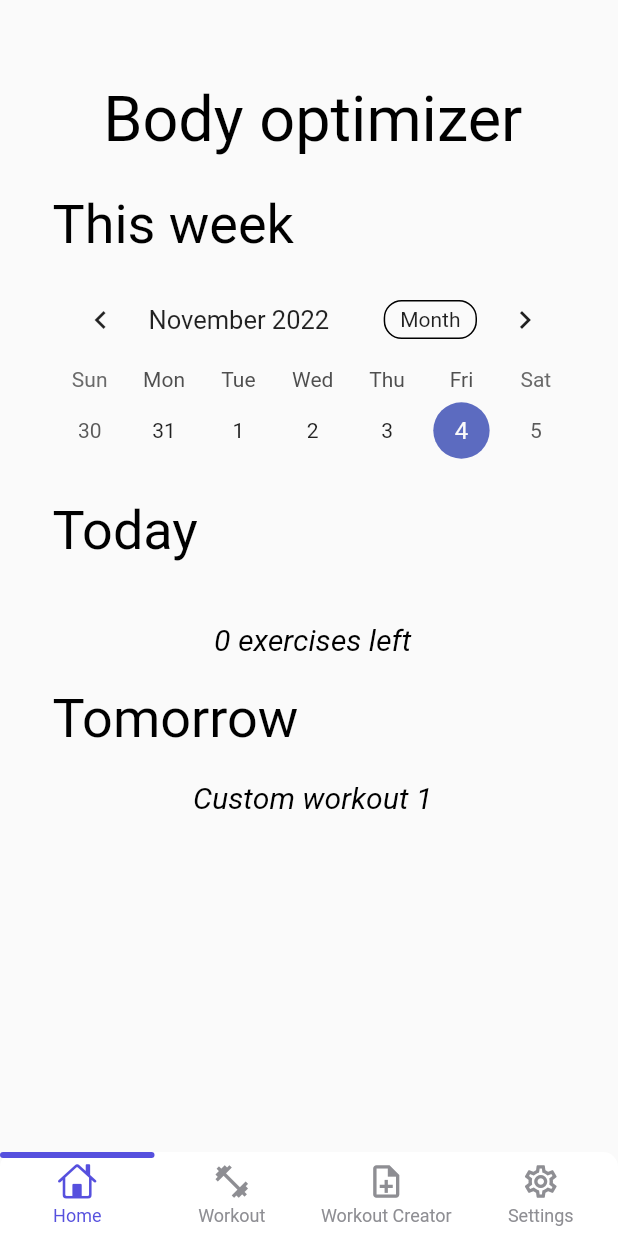
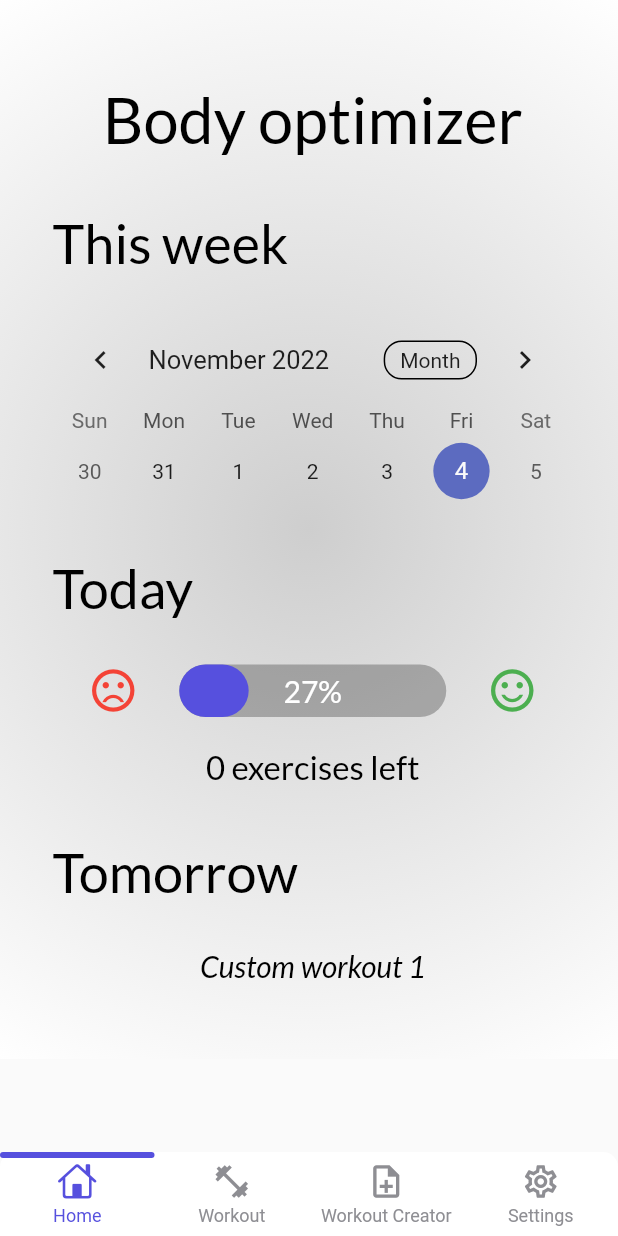
Before and after one commit to dolienn/body_optimizer, a Flutter app: the screen it shows after launch, on a phone screen of 412 x 824 dp. Run offline on Flutter 3.47's test engine with Material 2 defaults, Android fonts, the phone set to English and light mode, and no system bars; drawn by our look-alikes of getwidget, persistent_bottom_nav_bar, table_calendar; our stand-ins replace google_fonts; Roboto replaces fonts that are missing (Montserrat).

Commit message:
Loading bar and minor changes

```diff
--- a/lib/screens/homepage.dart
+++ b/lib/screens/homepage.dart
@@ -1,6 +1,9 @@
+import 'package:body_optimizer/screens/mainpage.dart';
+import 'package:google_fonts/google_fonts.dart';
+import 'package:getwidget/getwidget.dart';
 import 'package:flutter/material.dart';
 import 'package:table_calendar/table_calendar.dart';
-import 'package:flutter_rounded_progress_bar/flutter_rounded_progress_bar.dart';
+import 'dart:async';
 
 class MyHomePage extends StatefulWidget {
   const MyHomePage({Key? key}) : super(key: key);
@@ -10,24 +13,7 @@ class MyHomePage extends StatefulWidget {
 }
 
 class _MyHomePageState extends State<MyHomePage> {
-
   // TEXT STYLE //
-  static const TextStyle titleText = TextStyle(
-    fontFamily: 'Montserrat',
-    color: Colors.black,
-    fontSize: 42,
-  );
-  static const TextStyle headerText = TextStyle(
-    fontFamily: 'Montserrat',
-    color: Colors.black,
-    fontSize: 36,
-  );
-  static const TextStyle normalText = TextStyle(
-    fontFamily: 'Montserrat',
-    color: Colors.black,
-    fontSize: 20,
-    fontStyle: FontStyle.italic,
-  );
 
   // DATE VARIABLES FOR CALENDAR //
   DateTime _selectedDay = DateTime.now();
@@ -37,12 +23,41 @@ class _MyHomePageState extends State<MyHomePage> {
   int numOfExercises = 0;
   String workoutName = "Custom workout 1";
 
+  // PROGRESS BAR //
+  // Variables
+  double progress = 0.0;
+  // Initialization
+  @override
+  void initState() {
+    late Timer timer;
+    timer = Timer.periodic(const Duration(milliseconds: 300), (_) {
+      setState(() {
+        progress += 0.01;
+        if (progress >= 0.99) {
+          timer.cancel();
+          // percent=0;
+        }
+      });
+    });
+    super.initState();
+  }
+
   @override
   Widget build(BuildContext context) {
     return Scaffold(
       body: Container(
+        decoration: const BoxDecoration(
+          gradient: RadialGradient(
+            radius: 1,
+            colors: [
+              Color(0xFFCECECE),
+              Color(0xFFFFFFFF),
+            ],
+          ),
+        ),
+        child: SingleChildScrollView(
+          child: Container(
             width: double.infinity,
-        height: double.infinity,
             margin: const EdgeInsets.all(10.0),
             child: Padding(
               padding: const EdgeInsets.only(top: 40.0, left: 25.0),
@@ -56,19 +71,33 @@ class _MyHomePageState extends State<MyHomePage> {
                           padding: const EdgeInsets.symmetric(vertical: 5.0),
                           child: Row(
                             mainAxisAlignment: MainAxisAlignment.center,
-                        children: const [
-                          Text("Body optimizer", style: titleText)
+                            children: [
+                              Text(
+                                "Body optimizer",
+                                style: GoogleFonts.lato(
+                                  color: Colors.black,
+                                  fontSize: 42,
+                                ),
+                              ),
                             ],
                           ),
                         ),
                         Padding(
-                      padding: const EdgeInsets.only(top: 20),
+                          padding: const EdgeInsets.only(top: 30, bottom: 10),
                           child: Row(
-                        children: const [Text("This week", style: headerText)],
+                            children: [
+                              Text(
+                                "This week",
+                                style: GoogleFonts.lato(
+                                  color: Colors.black,
+                                  fontSize: 36,
+                                ),
+                              ),
+                            ],
                           ),
                         ),
                         Padding(
-                      padding: const EdgeInsets.symmetric(vertical: 10),
+                          padding: const EdgeInsets.symmetric(vertical: 15),
                           child: TableCalendar(
                             firstDay: DateTime.utc(2010, 10, 16),
                             lastDay: DateTime.utc(2030, 3, 14),
@@ -91,38 +120,103 @@ class _MyHomePageState extends State<MyHomePage> {
                           ),
                         ),
                         Padding(
-                      padding: const EdgeInsets.symmetric(vertical: 10),
+                          padding: const EdgeInsets.symmetric(vertical: 15),
                           child: Row(
-                        children: const [Text("Today", style: headerText)],
+                            children: [
+                              Text(
+                                "Today",
+                                style: GoogleFonts.lato(
+                                  color: Colors.black,
+                                  fontSize: 36,
                                 ),
                               ),
-                    Padding(
-                      padding: const EdgeInsets.symmetric(vertical: 10),
-                      child: Row(
-
-                        ),
-                    ),
-                    Padding(
-                      padding: const EdgeInsets.symmetric(vertical: 10),
-                      child: Row(
-                        mainAxisAlignment: MainAxisAlignment.center,
-                        children: [
-                          Text("$numOfExercises exercises left",
-                              style: normalText)
                             ],
                           ),
                         ),
                         Padding(
-                      padding: const EdgeInsets.symmetric(vertical: 10),
+                          padding: const EdgeInsets.symmetric(vertical: 15),
                           child: Row(
-                        children: const [Text("Tomorrow", style: headerText)],
+                            mainAxisAlignment: MainAxisAlignment.center,
+                            children: [
+                              SizedBox(
+                                width: 320,
+                                child: GFProgressBar(
+                                  percentage: progress,
+                                  lineHeight: 35,
+                                  alignment: MainAxisAlignment.spaceBetween,
+                                  padding: const EdgeInsets.symmetric(
+                                      horizontal: 15),
+                                  leading: const Icon(
+                                    Icons.sentiment_dissatisfied_outlined,
+                                    color: Colors.red,
+                                    size: 34,
+                                  ),
+                                  trailing: const Icon(
+                                    Icons.sentiment_satisfied_alt_outlined,
+                                    color: Colors.green,
+                                    size: 34,
+                                  ),
+                                  backgroundColor: Colors.black26,
+                                  progressBarColor:
+                                      PublicVariables().activeColor,
+                                  child: Center(
+                                    child: Text(
+                                      "${((progress + 0.01) * 100).round()}%",
+                                      textAlign: TextAlign.end,
+                                      style: GoogleFonts.lato(
+                                        color: Colors.white,
+                                        fontSize: 20,
+                                      ),
+                                    ),
+                                  ),
+                                ),
+                              ),
+                            ],
                           ),
                         ),
                         Padding(
-                      padding: const EdgeInsets.symmetric(vertical: 10),
+                          padding: const EdgeInsets.only(top: 5, bottom: 20),
                           child: Row(
                             mainAxisAlignment: MainAxisAlignment.center,
-                        children: [Text(workoutName, style: normalText)],
+                            children: [
+                              Text(
+                                "$numOfExercises exercises left",
+                                style: GoogleFonts.lato(
+                                  color: Colors.black,
+                                  fontSize: 22,
+                                ),
+                              ),
+                            ],
+                          ),
+                        ),
+                        Padding(
+                          padding: const EdgeInsets.symmetric(vertical: 15),
+                          child: Row(
+                            children: [
+                              Text(
+                                "Tomorrow",
+                                style: GoogleFonts.lato(
+                                  color: Colors.black,
+                                  fontSize: 36,
+                                ),
+                              ),
+                            ],
+                          ),
+                        ),
+                        Padding(
+                          padding: const EdgeInsets.only(top: 15, bottom: 40),
+                          child: Row(
+                            mainAxisAlignment: MainAxisAlignment.center,
+                            children: [
+                              Text(
+                                workoutName,
+                                style: GoogleFonts.lato(
+                                  color: Colors.black,
+                                  fontSize: 20,
+                                  fontStyle: FontStyle.italic,
+                                ),
+                              ),
+                            ],
                           ),
                         ),
                       ],
@@ -132,6 +226,8 @@ class _MyHomePageState extends State<MyHomePage> {
               ),
             ),
           ),
+        ),
+      ),
     );
   }
 }
--- a/lib/screens/mainpage.dart
+++ b/lib/screens/mainpage.dart
@@ -19,7 +19,7 @@ class PublicVariables {
 
 class _MainPageState extends State<MainPage> {
   final PersistentTabController _controller =
-  PersistentTabController(initialIndex: 0);
+      PersistentTabController(initialIndex: 0);
 
   List<Widget> _buildScreens() {
     return [
@@ -68,18 +68,8 @@ class _MainPageState extends State<MainPage> {
         screens: _buildScreens(),
         items: _navBarsItems(),
         confineInSafeArea: true,
-        backgroundColor: Colors.white,
-        // Default is Colors.white.
-        handleAndroidBackButtonPress: true,
-        // Default is true.
-        resizeToAvoidBottomInset:
-        true,
-        // This needs to be true if you want to move up the screen when keyboard appears. Default is true.
-        stateManagement: true,
-        // Default is true.
-        hideNavigationBarWhenKeyboardShows:
-        true,
-        // Recommended to set 'resizeToAvoidBottomInset' as true while using this argument. Default is true.
+        resizeToAvoidBottomInset: true,
+        hideNavigationBarWhenKeyboardShows: true,
         decoration: NavBarDecoration(
           borderRadius: BorderRadius.circular(10.0),
           colorBehindNavBar: Colors.white,
@@ -87,18 +77,16 @@ class _MainPageState extends State<MainPage> {
         popAllScreensOnTapOfSelectedTab: true,
         popActionScreens: PopActionScreensType.all,
         itemAnimationProperties: const ItemAnimationProperties(
-          // Navigation Bar's items animation properties.
           duration: Duration(milliseconds: 200),
           curve: Curves.ease,
         ),
         screenTransitionAnimation: const ScreenTransitionAnimation(
-          // Screen transition animation on change of selected tab.
           animateTabTransition: true,
           curve: Curves.ease,
           duration: Duration(milliseconds: 200),
         ),
         navBarStyle:
-        NavBarStyle.style4, // Choose the nav bar style with this property.
+            NavBarStyle.style4,
       ),
     );
   }
--- a/pubspec.yaml
+++ b/pubspec.yaml
@@ -39,7 +39,8 @@ dependencies:
   google_fonts:
   table_calendar: ^3.0.8
   persistent_bottom_nav_bar: ^5.0.2
-  flutter_rounded_progress_bar: ^0.2.0
+  liquid_progress_indicator: ^0.3.2
+  getwidget: ^3.0.1
 
 dev_dependencies:
   flutter_test:
```
Also changed, not shown: pubspec.lock. Lines whose indentation alone changed are shown as unchanged.
